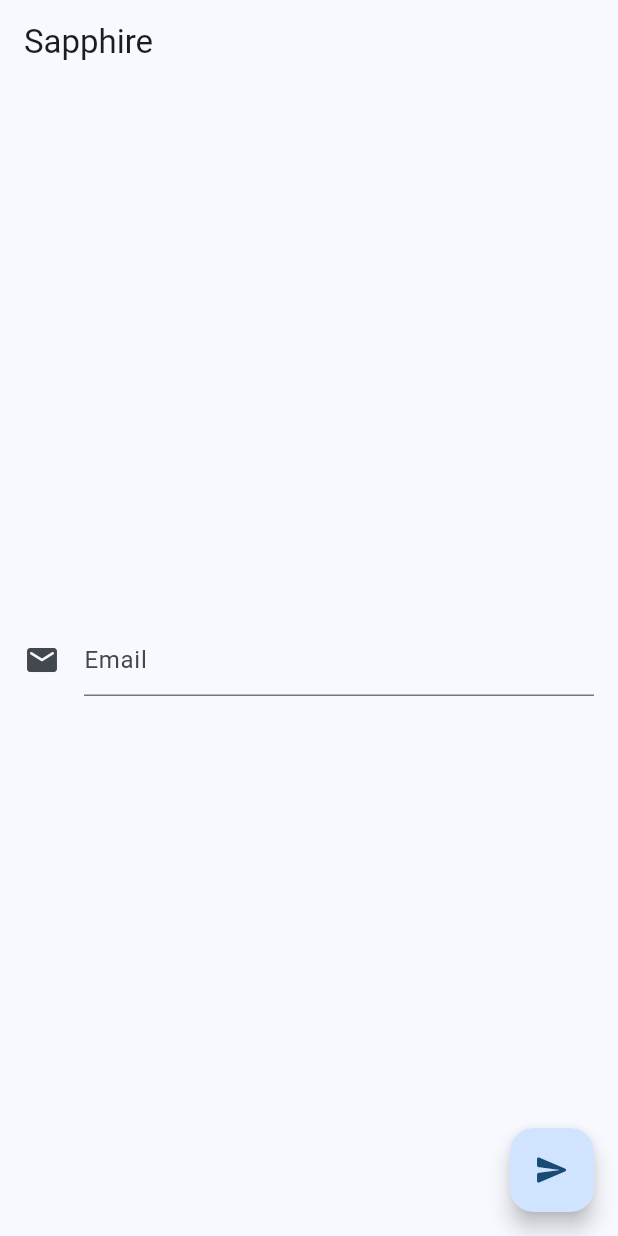
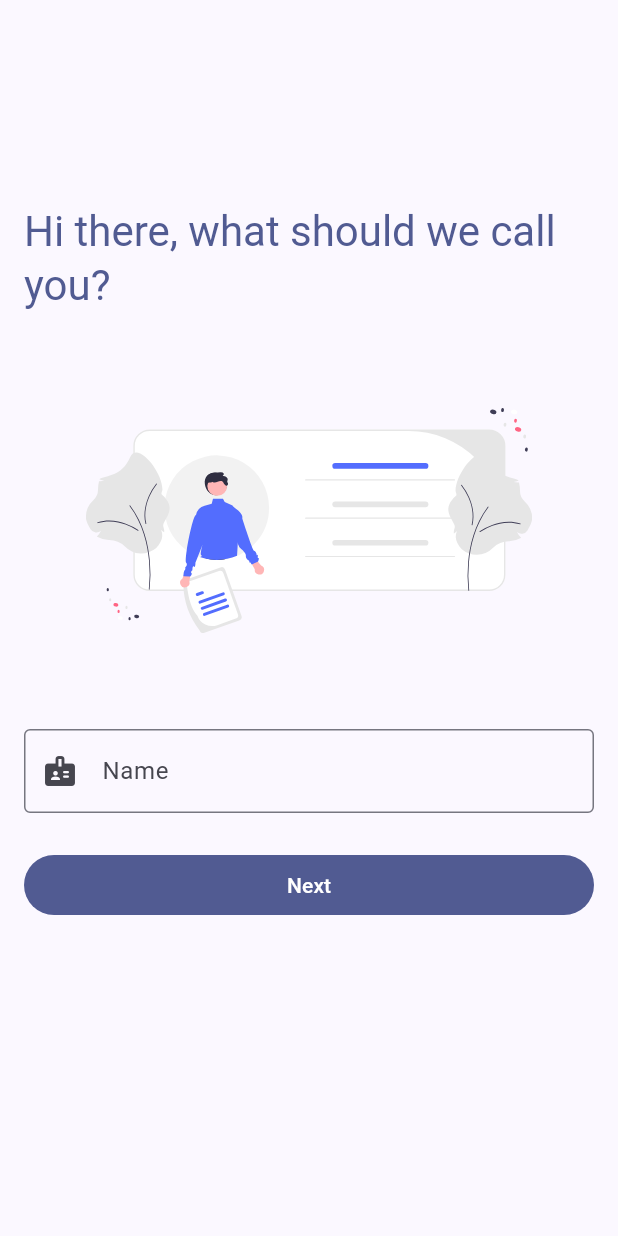
Before and after one commit to bryanless/Sapphire-API-Flutter, a Flutter app: the screen it shows after launch, on a phone screen of 412 x 824 dp. Run offline on Flutter 3.47's test engine with Material 2 defaults, Android fonts, the phone set to English and light mode, and no system bars; drawn by our look-alikes of dynamic_color; our stand-ins replace email_validator, flutter_dotenv, flutter_svg, lottie, page_transition, uni_links.

Commit message:
Improve UI

```diff
--- /dev/null
+++ b/lib/core/icon.dart
@@ -0,0 +1,6 @@
+import 'package:flutter/material.dart';
+
+class SapphireIcons {
+  static const IconData badge = Icons.badge_rounded;
+  static const IconData email = Icons.email_rounded;
+}
--- a/lib/main.dart
+++ b/lib/main.dart
@@ -1,18 +1,18 @@
 import 'package:dynamic_color/dynamic_color.dart';
 import 'package:flutter/material.dart';
 import 'package:flutter_dotenv/flutter_dotenv.dart';
+import 'package:page_transition/page_transition.dart';
 import 'package:sapphire_api_flutter/theme/theme.dart';
 import 'package:sapphire_api_flutter/views/pages.dart';
 
 Future main() async {
   await dotenv.load(fileName: ".env");
-  runApp(const MyApp());
+  runApp(const SapphireApiApp());
 }
 
-class MyApp extends StatelessWidget {
-  const MyApp({super.key});
+class SapphireApiApp extends StatelessWidget {
+  const SapphireApiApp({super.key});
 
-  // This widget is the root of your application.
   @override
   Widget build(BuildContext context) {
     return DynamicColorBuilder(
@@ -21,10 +21,23 @@ class MyApp extends StatelessWidget {
           title: 'Sapphire API',
           theme: DynamicTheme.lightTheme(lightColorScheme),
           darkTheme: DynamicTheme.darkTheme(darkColorScheme),
-          home: const HomePage(),
+          home: const WelcomePage(),
           routes: {
-            HomePage.routeName: (context) => const HomePage(),
+            WelcomePage.routeName: (context) => const WelcomePage(),
             VerifiedPage.routeName: (context) => const VerifiedPage(),
+          },
+          onGenerateRoute: (settings) {
+            switch (settings.name) {
+              case HomePage.routeName:
+                return PageTransition(
+                  child: const HomePage(),
+                  type: PageTransitionType.rightToLeftJoined,
+                  childCurrent: this,
+                  settings: settings,
+                );
+              default:
+                return null;
+            }
           },
         );
       },
--- a/lib/shared/const.dart
+++ b/lib/shared/const.dart
@@ -3,4 +3,6 @@ part of 'shared.dart';
 class Const {
   static const String baseUrl = 'sapphire.tinycloudz.com';
   static const String varApiKey = 'API_KEY';
+
+  static const String imagePath = 'assets/images';
 }
--- a/lib/theme/theme.dart
+++ b/lib/theme/theme.dart
@@ -4,7 +4,7 @@ class DynamicTheme {
   static ThemeData lightTheme(ColorScheme? lightColorScheme) {
     ColorScheme scheme = lightColorScheme ??
         ColorScheme.fromSeed(
-          seedColor: Colors.blue,
+          seedColor: const Color(0xFF536DFE),
         );
     return ThemeData(
       useMaterial3: true,
@@ -15,7 +15,7 @@ class DynamicTheme {
   static ThemeData darkTheme(ColorScheme? darkColorScheme) {
     ColorScheme scheme = darkColorScheme ??
         ColorScheme.fromSeed(
-          seedColor: Colors.blue,
+          seedColor: const Color(0xFF536DFE),
           brightness: Brightness.dark,
         );
     return ThemeData(
--- /dev/null
+++ b/lib/views/welcome.dart
@@ -0,0 +1,89 @@
+part of 'pages.dart';
+
+class WelcomePage extends StatefulWidget {
+  const WelcomePage({super.key});
+
+  static const String routeName = '/welcome';
+
+  @override
+  State<WelcomePage> createState() => _WelcomePageState();
+}
+
+class _WelcomePageState extends State<WelcomePage> {
+  final _formKey = GlobalKey<FormState>();
+  final TextEditingController nameController = TextEditingController();
+
+  @override
+  Widget build(BuildContext context) {
+    return Scaffold(
+      body: SafeArea(
+          bottom: false,
+          minimum: const EdgeInsets.all(16),
+          child: SizedBox(
+            height: double.infinity,
+            child: SingleChildScrollView(
+              child: Column(
+                children: [
+                  const VSpacer(
+                    space: 120,
+                  ),
+                  Text(
+                    "Hi there, what should we call you?",
+                    style: Theme.of(context).textTheme.headlineMedium?.copyWith(
+                        color: Theme.of(context).colorScheme.primary),
+                  ),
+                  const VSpacer(space: 64),
+                  SvgPicture.asset(
+                    '${Const.imagePath}/undraw_personal_info.svg',
+                    height: 150,
+                  ),
+                  const VSpacer(space: 64),
+                  Form(
+                    key: _formKey,
+                    child: Column(
+                      children: [
+                        OutlinedTextField(
+                          controller: nameController,
+                          prefixIcon: SapphireIcons.badge,
+                          labelText: 'Name',
+                          validator: (value) {
+                            if (value == null || value.isEmpty) {
+                              return 'Please enter your name';
+                            } else {
+                              return null;
+                            }
+                          },
+                          autovalidateMode: AutovalidateMode.onUserInteraction,
+                        ),
+                      ],
+                    ),
+                  ),
+                  const VSpacer(space: Space.large),
+                  FilledButton(
+                    label: 'Next',
+                    onPressed: () async {
+                      if (_formKey.currentState!.validate()) {
+                        Navigator.pushReplacementNamed(
+                          context,
+                          HomePage.routeName,
+                          arguments: HomePageArguments(nameController.text),
+                        );
+                      }
+                    },
+                  )
+                ],
+              ),
+            ),
+          )),
+    );
+  }
+}
+
+Route _createRoute() {
+  return PageRouteBuilder(
+    pageBuilder: (context, animation, secondaryAnimation) => const HomePage(),
+    transitionsBuilder: (context, animation, secondaryAnimation, child) {
+      return child;
+    },
+  );
+}
--- /dev/null
+++ b/lib/widgets/button.dart
@@ -0,0 +1,36 @@
+part of 'widgets.dart';
+
+class FilledButton extends StatelessWidget {
+  const FilledButton({super.key, this.onPressed, this.icon, this.label});
+
+  final void Function()? onPressed;
+  final IconData? icon;
+  final String? label;
+
+  @override
+  Widget build(BuildContext context) {
+    return ElevatedButton(
+      style: ElevatedButton.styleFrom(
+              foregroundColor: Theme.of(context).colorScheme.onPrimary,
+              backgroundColor: Theme.of(context).colorScheme.primary,
+              padding: icon != null
+                  ? const EdgeInsets.only(left: 16, right: 24)
+                  : null)
+          .copyWith(elevation: ButtonStyleButton.allOrNull(0.0)),
+      onPressed: onPressed,
+      child: Row(
+        mainAxisSize: MainAxisSize.max,
+        mainAxisAlignment: MainAxisAlignment.center,
+        children: [
+          if (icon != null) ...[
+            Icon(icon),
+            const HSpacer(
+              space: Space.small,
+            ),
+          ],
+          if (label != null) Text(label!),
+        ],
+      ),
+    );
+  }
+}
--- /dev/null
+++ b/lib/widgets/text_field.dart
@@ -0,0 +1,50 @@
+part of 'widgets.dart';
+
+class OutlinedTextField extends StatelessWidget {
+  const OutlinedTextField({
+    super.key,
+    this.controller,
+    this.initialValue,
+    this.labelText,
+    this.hintText,
+    this.prefixIcon,
+    this.keyboardType,
+    this.autofocus = false,
+    this.onSaved,
+    this.validator,
+    this.inputFormatters,
+    this.autovalidateMode,
+  });
+
+  final TextEditingController? controller;
+  final String? initialValue;
+  final String? labelText;
+  final String? hintText;
+  final IconData? prefixIcon;
+  final TextInputType? keyboardType;
+  final bool autofocus;
+  final Function(String?)? onSaved;
+  final String? Function(String?)? validator;
+  final List<TextInputFormatter>? inputFormatters;
+  final AutovalidateMode? autovalidateMode;
+
+  @override
+  Widget build(BuildContext context) {
+    return TextFormField(
+      controller: controller,
+      initialValue: initialValue,
+      decoration: InputDecoration(
+        labelText: labelText,
+        border: const OutlineInputBorder(),
+        hintText: hintText,
+        prefixIcon: prefixIcon != null ? Icon(prefixIcon) : null,
+      ),
+      keyboardType: keyboardType,
+      autofocus: autofocus,
+      onSaved: onSaved,
+      validator: validator,
+      inputFormatters: inputFormatters,
+      autovalidateMode: autovalidateMode,
+    );
+  }
+}
--- a/pubspec.yaml
+++ b/pubspec.yaml
@@ -35,7 +35,10 @@ dependencies:
   flutter:
     sdk: flutter
   flutter_dotenv: ^5.0.2
+  flutter_svg: ^1.1.6
   http: ^0.13.5
+  lottie: ^1.4.3
+  page_transition: ^2.0.9
   uni_links: ^0.5.1
 
 dev_dependencies:
@@ -54,6 +57,8 @@ flutter:
   # To add assets to your application, add an assets section, like this:
   assets:
     - .env
+    - assets/images/
+    - assets/
   # An image asset can refer to one or more resolution-specific "variants", see
   # https://flutter.dev/assets-and-images/#resolution-aware
   # For details regarding adding assets from package dependencies, see
```
Also changed, not shown: assets/animations/lottie_verified.json (added, +1 -0 lines), lib/views/home.dart (+83 -21 lines), lib/views/pages.dart (+8 -0 lines), lib/views/verified.dart (+30 -5 lines), lib/widgets/spacer.dart (added, +27 -0 lines), lib/widgets/widgets.dart (added, +8 -0 lines), assets/animations/undraw_mail_sent_copy.svg (added), assets/images/undraw_mail_sent.svg (added), assets/images/undraw_mailbox.svg (added), assets/images/undraw_personal_info.svg (added), 1 other file.
